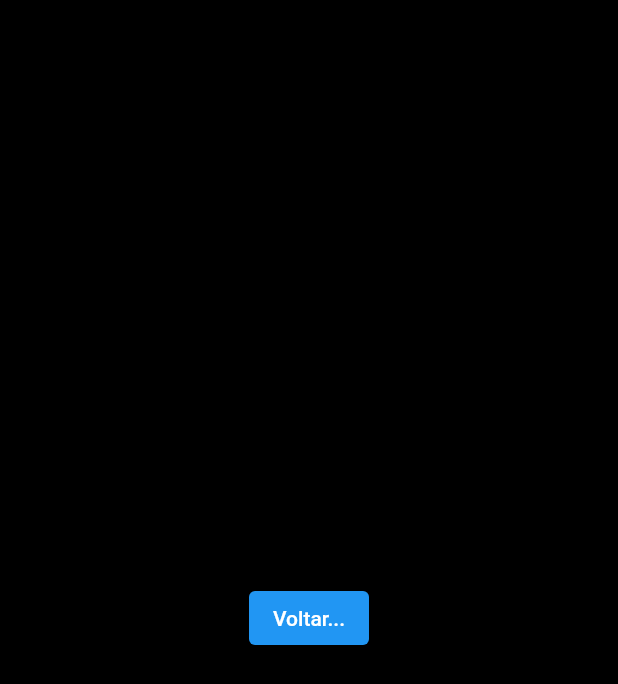
After one commit to lucasantoniodev/Aprendendo_flutter_com_daves, a Flutter app: the screen it shows after launch, in the side drawer, after a tap on "Página inicial", on a phone screen of 412 x 824 dp. The commit adds this screen. Shown: the top 684 px of the screen. Run offline on Flutter 3.47's test engine with Material 2 defaults, Android fonts, the phone set to English and light mode, and no system bars; network calls fail.

Commit message:
Navegação de telas e clique no menu Drawer

```diff
--- a/lib/main.dart
+++ b/lib/main.dart
@@ -1,4 +1,6 @@
 import 'package:flutter/material.dart';
+import 'package:flutter_application/page/home_page.dart';
+import 'package:flutter_application/page/profile.dart';
 
 void main() {
   runApp(const MyApp());
@@ -16,30 +18,34 @@ class _MyAppState extends State<MyApp> {
   Widget build(BuildContext context) {
     return MaterialApp(
       home: Scaffold(
-        drawer: Drawer(
+        drawer: Builder(
+          builder: (context) => Drawer(
             child: Padding(
               padding: const EdgeInsets.only(top: 40.0),
               child: Column(
                 children: [
-
                   UserAccountsDrawerHeader(
-                  currentAccountPicture: Image.network('https://upload.wikimedia.org/wikipedia/commons/thumb/6/6b/Icecat1-300x300.svg/1200px-Icecat1-300x300.svg.png'),
+                    currentAccountPicture: Image.network(
+                        'https://upload.wikimedia.org/wikipedia/commons/thumb/6/6b/Icecat1-300x300.svg/1200px-Icecat1-300x300.svg.png'),
                     accountName: Text('Teco'),
                     accountEmail: Text('email@email.com'),
                   ),
-
-
-                // DrawerHeader(
-                //   child: Text('Header'),
-                // ),
                   ListTile(
                     leading: Icon(
                       Icons.attach_money,
                       color: Colors.red,
                     ),
-                  title: Text('Menu Lateral'),
-                  subtitle: Text('Selecione a opção nº 1'),
-                  onTap: () => print('Clicou'),
+                    title: Text('Página inicial'),
+                    subtitle: Text('Conteúdo principal'),
+                    onTap: () {
+                      // Pop para fechar o menu
+                      Navigator.of(context).pop();
+
+                      Navigator.push(context,
+                          MaterialPageRoute(builder: (contex) {
+                        return HomePage();
+                      }));
+                    },
                   ),
                   ListTile(
                     leading: Icon(
@@ -48,11 +54,17 @@ class _MyAppState extends State<MyApp> {
                     ),
                     title: Text('Editar cadastro'),
                     subtitle: Text('Alterar dados do usuário'),
-                  onTap: () => print('Clicou'),
+                    onTap: () {
+                      Navigator.push(context,
+                          MaterialPageRoute(builder: (context) {
+                        return Profile();
+                      }));
+                    },
                   ),
                   Text('Option 1'),
                   Text('Option 2'),
                 ],
+              ),
             ),
           ),
         ),
--- /dev/null
+++ b/lib/page/home_page.dart
@@ -0,0 +1,20 @@
+import 'package:flutter/material.dart';
+
+class HomePage extends StatelessWidget {
+  const HomePage({Key? key}) : super(key: key);
+
+  @override
+  Widget build(BuildContext context) {
+    return Container(
+      color: Colors.black,
+      child: Center(
+          child: ElevatedButton(
+        child: Text('Voltar...'),
+        onPressed: () {
+
+          Navigator.of(context).pop();
+        },
+      )),
+    );
+  }
+}
```
Also changed, not shown: lib/page/profile.dart (added, +19 -0 lines). Lines whose indentation alone changed are shown as unchanged.
